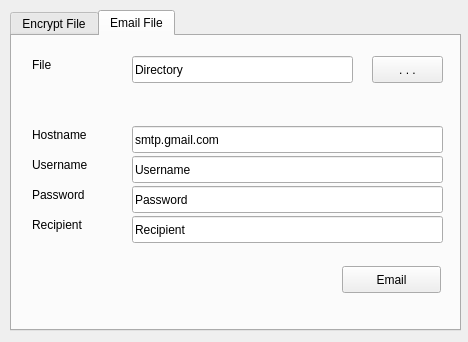
First picture: the form in mainwindow.ui, repository dpmavrou/Enigma, before the edit.
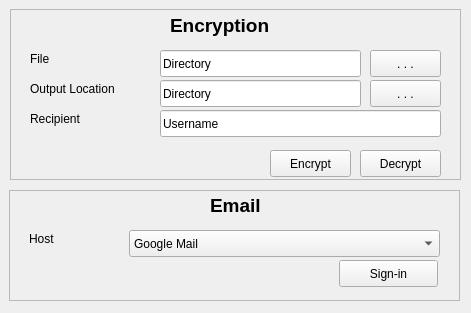
Second picture: the form after the edit.

Patch:
```diff
--- a/mainwindow.ui
+++ b/mainwindow.ui
@@ -6,48 +6,45 @@
    <rect>
     <x>0</x>
     <y>0</y>
-    <width>468</width>
-    <height>342</height>
+    <width>471</width>
+    <height>313</height>
    </rect>
   </property>
   <property name="windowTitle">
-   <string>MainWindow</string>
+   <string>Enigma</string>
   </property>
   <widget class="QWidget" name="centralWidget">
-   <widget class="QTabWidget" name="tabWidget">
+   <widget class="QLineEdit" name="dirOut_lineEdit">
     <property name="geometry">
      <rect>
-      <x>10</x>
-      <y>10</y>
-      <width>451</width>
-      <height>321</height>
+      <x>160</x>
+      <y>80</y>
+      <width>201</width>
+      <height>27</height>
      </rect>
     </property>
-    <property name="currentIndex">
-     <number>1</number>
+    <property name="text">
+     <string>Directory</string>
     </property>
-    <widget class="QWidget" name="tab">
-     <attribute name="title">
-      <string>Encrypt File</string>
-     </attribute>
-     <widget class="QLabel" name="file_label">
+   </widget>
+   <widget class="QPushButton" name="encrypt_button">
       <property name="geometry">
        <rect>
-        <x>20</x>
-        <y>20</y>
-        <width>67</width>
-        <height>17</height>
+      <x>270</x>
+      <y>150</y>
+      <width>81</width>
+      <height>27</height>
        </rect>
       </property>
       <property name="text">
-       <string>File</string>
+     <string>Encrypt</string>
       </property>
      </widget>
      <widget class="QLabel" name="output_label">
       <property name="geometry">
        <rect>
-        <x>20</x>
-        <y>50</y>
+      <x>30</x>
+      <y>80</y>
         <width>111</width>
         <height>17</height>
        </rect>
@@ -56,50 +53,11 @@
        <string>Output Location</string>
       </property>
      </widget>
-     <widget class="QLabel" name="recipient_label">
-      <property name="geometry">
-       <rect>
-        <x>20</x>
-        <y>80</y>
-        <width>67</width>
-        <height>17</height>
-       </rect>
-      </property>
-      <property name="text">
-       <string>Recipient</string>
-      </property>
-     </widget>
-     <widget class="QLineEdit" name="dirIn_lineEdit">
-      <property name="geometry">
-       <rect>
-        <x>150</x>
-        <y>20</y>
-        <width>201</width>
-        <height>27</height>
-       </rect>
-      </property>
-      <property name="text">
-       <string>Directory</string>
-      </property>
-     </widget>
-     <widget class="QLineEdit" name="dirOut_lineEdit">
-      <property name="geometry">
-       <rect>
-        <x>150</x>
-        <y>50</y>
-        <width>201</width>
-        <height>27</height>
-       </rect>
-      </property>
-      <property name="text">
-       <string>Directory</string>
-      </property>
-     </widget>
      <widget class="QLineEdit" name="recipient_lineEdit">
       <property name="geometry">
        <rect>
-        <x>150</x>
-        <y>80</y>
+      <x>160</x>
+      <y>110</y>
         <width>281</width>
         <height>27</height>
        </rect>
@@ -108,11 +66,24 @@
        <string>Username</string>
       </property>
      </widget>
+   <widget class="QLabel" name="file_label">
+    <property name="geometry">
+     <rect>
+      <x>30</x>
+      <y>50</y>
+      <width>67</width>
+      <height>17</height>
+     </rect>
+    </property>
+    <property name="text">
+     <string>File</string>
+    </property>
+   </widget>
      <widget class="QPushButton" name="input_button">
       <property name="geometry">
        <rect>
-        <x>360</x>
-        <y>20</y>
+      <x>370</x>
+      <y>50</y>
         <width>71</width>
         <height>27</height>
        </rect>
@@ -121,37 +92,24 @@
        <string>. . .</string>
       </property>
      </widget>
-     <widget class="QPushButton" name="output_button">
+   <widget class="QLineEdit" name="dirIn_lineEdit">
       <property name="geometry">
        <rect>
-        <x>360</x>
+      <x>160</x>
         <y>50</y>
-        <width>71</width>
+      <width>201</width>
         <height>27</height>
        </rect>
       </property>
       <property name="text">
-       <string>. . .</string>
-      </property>
-     </widget>
-     <widget class="QPushButton" name="encrypt_button">
-      <property name="geometry">
-       <rect>
-        <x>260</x>
-        <y>250</y>
-        <width>81</width>
-        <height>27</height>
-       </rect>
-      </property>
-      <property name="text">
-       <string>Encrypt</string>
+     <string>Directory</string>
       </property>
      </widget>
      <widget class="QPushButton" name="decrypt_button">
       <property name="geometry">
        <rect>
-        <x>350</x>
-        <y>250</y>
+      <x>360</x>
+      <y>150</y>
         <width>81</width>
         <height>27</height>
        </rect>
@@ -160,42 +118,24 @@
        <string>Decrypt</string>
       </property>
      </widget>
-    </widget>
-    <widget class="QWidget" name="tab_2">
-     <attribute name="title">
-      <string>Email File</string>
-     </attribute>
-     <widget class="QLabel" name="file_label2">
+   <widget class="QLabel" name="recipient_label">
       <property name="geometry">
        <rect>
-        <x>20</x>
-        <y>20</y>
+      <x>30</x>
+      <y>110</y>
         <width>67</width>
         <height>17</height>
        </rect>
       </property>
       <property name="text">
-       <string>File</string>
-      </property>
-     </widget>
-     <widget class="QLineEdit" name="emailDir_lineEdit">
+     <string>Recipient</string>
+    </property>
+   </widget>
+   <widget class="QPushButton" name="output_button">
       <property name="geometry">
        <rect>
-        <x>120</x>
-        <y>20</y>
-        <width>221</width>
-        <height>27</height>
-       </rect>
-      </property>
-      <property name="text">
-       <string>Directory</string>
-      </property>
-     </widget>
-     <widget class="QPushButton" name="input_button2">
-      <property name="geometry">
-       <rect>
-        <x>360</x>
-        <y>20</y>
+      <x>370</x>
+      <y>80</y>
         <width>71</width>
         <height>27</height>
        </rect>
@@ -204,125 +144,172 @@
        <string>. . .</string>
       </property>
      </widget>
+   <widget class="QLabel" name="encryptionTitle_label">
+    <property name="geometry">
+     <rect>
+      <x>170</x>
+      <y>0</y>
+      <width>131</width>
+      <height>51</height>
+     </rect>
+    </property>
+    <property name="font">
+     <font>
+      <pointsize>14</pointsize>
+     </font>
+    </property>
+    <property name="text">
+     <string>&lt;b&gt;Encryption&lt;/b&gt;</string>
+    </property>
+    <property name="alignment">
+     <set>Qt::AlignLeading|Qt::AlignLeft|Qt::AlignVCenter</set>
+    </property>
+   </widget>
+   <widget class="QLabel" name="emailTitle_label">
+    <property name="geometry">
+     <rect>
+      <x>210</x>
+      <y>180</y>
+      <width>91</width>
+      <height>51</height>
+     </rect>
+    </property>
+    <property name="font">
+     <font>
+      <pointsize>14</pointsize>
+     </font>
+    </property>
+    <property name="text">
+     <string>&lt;b&gt;Email&lt;/b&gt;</string>
+    </property>
+   </widget>
+   <widget class="QFrame" name="frame">
+    <property name="geometry">
+     <rect>
+      <x>9</x>
+      <y>190</y>
+      <width>451</width>
+      <height>111</height>
+     </rect>
+    </property>
+    <property name="frameShape">
+     <enum>QFrame::StyledPanel</enum>
+    </property>
+    <property name="frameShadow">
+     <enum>QFrame::Raised</enum>
+    </property>
      <widget class="QLabel" name="hostname_label">
       <property name="geometry">
        <rect>
         <x>20</x>
-        <y>90</y>
+       <y>40</y>
         <width>81</width>
         <height>17</height>
        </rect>
       </property>
       <property name="text">
-       <string>Hostname</string>
-      </property>
-     </widget>
-     <widget class="QLabel" name="username_label">
+      <string>Host</string>
+     </property>
+    </widget>
+    <widget class="QComboBox" name="comboBox">
       <property name="geometry">
        <rect>
-        <x>20</x>
-        <y>120</y>
-        <width>81</width>
-        <height>17</height>
-       </rect>
-      </property>
+       <x>120</x>
+       <y>40</y>
+       <width>311</width>
+       <height>27</height>
+      </rect>
+     </property>
+     <item>
       <property name="text">
-       <string>Username</string>
+       <string>Google Mail</string>
       </property>
-     </widget>
-     <widget class="QLabel" name="password_label">
-      <property name="geometry">
-       <rect>
-        <x>20</x>
-        <y>150</y>
-        <width>81</width>
-        <height>17</height>
-       </rect>
+     </item>
+     <item>
+      <property name="text">
+       <string>Yahoo Mail</string>
       </property>
+     </item>
+     <item>
       <property name="text">
-       <string>Password</string>
+       <string>Windows Live / Hotmail</string>
       </property>
-     </widget>
-     <widget class="QLineEdit" name="hostname_lineEdit">
-      <property name="geometry">
-       <rect>
-        <x>120</x>
-        <y>90</y>
-        <width>311</width>
-        <height>27</height>
-       </rect>
+     </item>
+     <item>
+      <property name="text">
+       <string>Mail.com</string>
       </property>
+     </item>
+     <item>
       <property name="text">
-       <string>smtp.gmail.com</string>
+       <string>Yandex</string>
       </property>
-     </widget>
-     <widget class="QLineEdit" name="username_lineEdit">
-      <property name="geometry">
-       <rect>
-        <x>120</x>
-        <y>120</y>
-        <width>311</width>
-        <height>27</height>
-       </rect>
+     </item>
+     <item>
+      <property name="text">
+       <string>Hushmail</string>
       </property>
+     </item>
+     <item>
       <property name="text">
-       <string>Username</string>
+       <string>AIM</string>
       </property>
-     </widget>
-     <widget class="QLineEdit" name="password_lineEdit">
-      <property name="geometry">
-       <rect>
-        <x>120</x>
-        <y>150</y>
-        <width>311</width>
-        <height>27</height>
-       </rect>
+     </item>
+     <item>
+      <property name="text">
+       <string>Shortmail</string>
       </property>
+     </item>
+     <item>
       <property name="text">
-       <string>Password</string>
+       <string>iCloud</string>
       </property>
+     </item>
      </widget>
      <widget class="QPushButton" name="email_button">
       <property name="geometry">
        <rect>
         <x>330</x>
-        <y>230</y>
+       <y>70</y>
         <width>99</width>
         <height>27</height>
        </rect>
       </property>
       <property name="text">
-       <string>Email</string>
-      </property>
-     </widget>
-     <widget class="QLabel" name="recipient_label2">
-      <property name="geometry">
-       <rect>
-        <x>20</x>
-        <y>180</y>
-        <width>67</width>
-        <height>17</height>
-       </rect>
-      </property>
-      <property name="text">
-       <string>Recipient</string>
-      </property>
-     </widget>
-     <widget class="QLineEdit" name="recipient_lineEdit2">
+      <string>Sign-in</string>
+     </property>
+    </widget>
+   </widget>
+   <widget class="QFrame" name="frame_2">
       <property name="geometry">
        <rect>
-        <x>120</x>
-        <y>180</y>
-        <width>311</width>
-        <height>27</height>
-       </rect>
-      </property>
-      <property name="text">
-       <string>Recipient</string>
-      </property>
-     </widget>
-    </widget>
-   </widget>
+      <x>10</x>
+      <y>9</y>
+      <width>451</width>
+      <height>171</height>
+     </rect>
+    </property>
+    <property name="frameShape">
+     <enum>QFrame::StyledPanel</enum>
+    </property>
+    <property name="frameShadow">
+     <enum>QFrame::Raised</enum>
+    </property>
+   </widget>
+   <zorder>frame</zorder>
+   <zorder>frame_2</zorder>
+   <zorder>dirOut_lineEdit</zorder>
+   <zorder>encrypt_button</zorder>
+   <zorder>output_label</zorder>
+   <zorder>recipient_lineEdit</zorder>
+   <zorder>file_label</zorder>
+   <zorder>input_button</zorder>
+   <zorder>dirIn_lineEdit</zorder>
+   <zorder>decrypt_button</zorder>
+   <zorder>recipient_label</zorder>
+   <zorder>output_button</zorder>
+   <zorder>encryptionTitle_label</zorder>
+   <zorder>emailTitle_label</zorder>
   </widget>
  </widget>
  <layoutdefault spacing="6" margin="11"/>
```
Left out of the diff: 179 changed lines with no effect on the pictures. Lines whose indentation alone changed are shown as unchanged.
